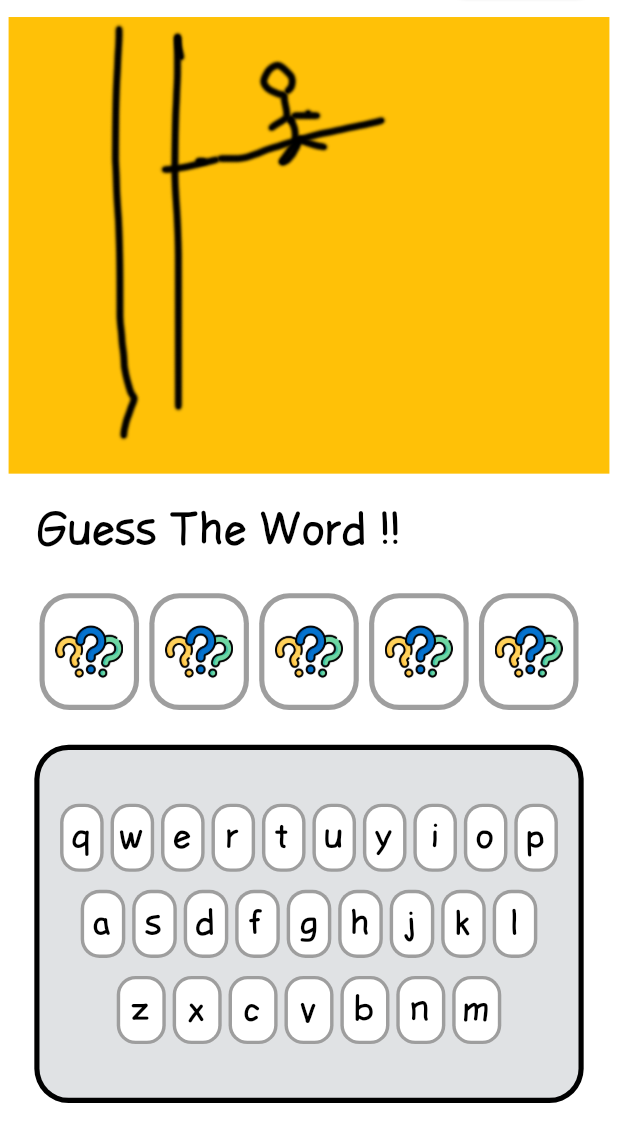
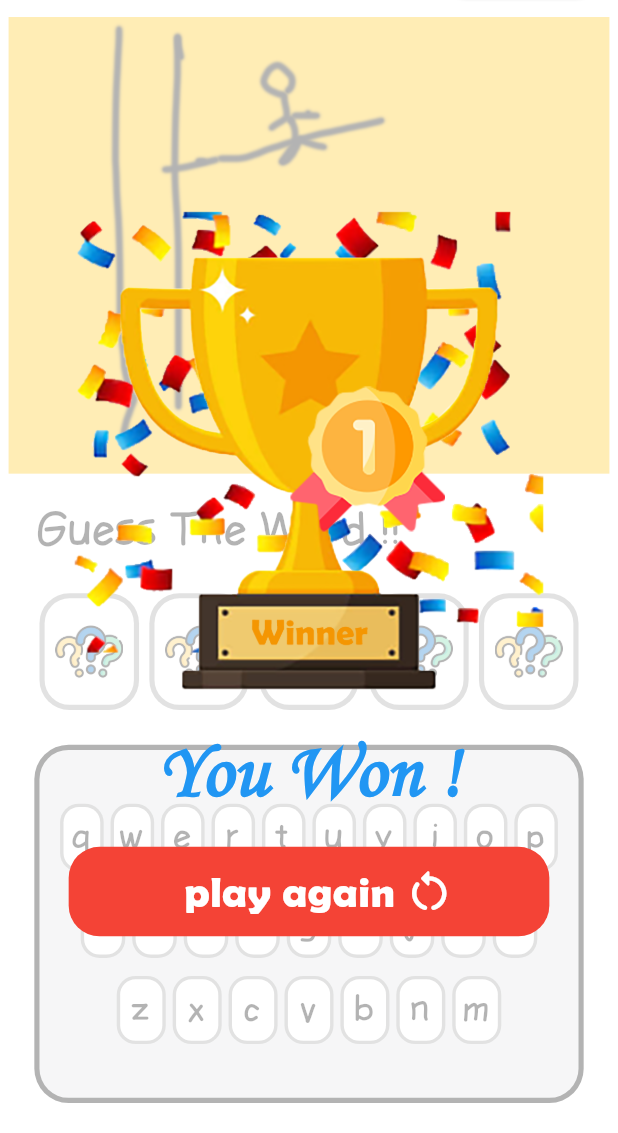
Before and after one commit to Mohand-2004/HANGMAN-Game, a Flutter app: the screen it shows after launch, after a tap on "Reset", on a phone screen of 412 x 824 dp, the part 103-1236 px from its top. Run offline on Flutter 3.47's test engine with Material 3 defaults, Android fonts, the phone set to English and light mode, and no system bars; our stand-ins replace audioplayers, flutter_screenutil.

Commit message:
create win lables

```diff
--- a/lib/screens/home_page.dart
+++ b/lib/screens/home_page.dart
@@ -5,6 +5,7 @@ import 'package:hang_man/models/letter_container_style.dart';
 import 'package:hang_man/my%20packages/keyboard%20widget/widgets/keyboard_widget.dart';
 import 'package:hang_man/my%20packages/keyboard%20widget/models/button_style.dart';
 import 'package:hang_man/core_controller.dart';
+import 'package:hang_man/widgets/win_lable.dart';
 import 'package:hang_man/widgets/word_container.dart';
 class HomePage extends StatefulWidget{
   const HomePage({super.key});
@@ -42,7 +43,7 @@ class _HomePageState extends State<HomePage>{
                   onPressed: (){
                     setState((){
                       coreController.resetGame();
-                      win = null;
+                      win = true;
                     });
                   },
                   style: ElevatedButton.styleFrom(
@@ -69,7 +70,7 @@ class _HomePageState extends State<HomePage>{
                         Icons.restart_alt_rounded,
                         color: Colors.white,
                         size: 15.r,
-                      )
+                      ),
                     ],
                   ),
                 ),
@@ -216,7 +217,14 @@ class _HomePageState extends State<HomePage>{
 
           // win or lose widget
           win == null ? const SizedBox() :
-          (win! ? Container(color: Colors.green,) : Container(color: Colors.red,)),
+          (win! ? WinLable(
+            winCommand: (){
+              setState(() {
+                coreController.resetGame();
+                win = null;
+              });
+            },
+          ) : Container(color: Colors.red,)),
         ],
       ),
     );
--- /dev/null
+++ b/lib/widgets/win_lable.dart
@@ -0,0 +1,69 @@
+import 'package:flutter/material.dart';
+import 'package:flutter_screenutil/flutter_screenutil.dart';
+
+class WinLable extends StatelessWidget{
+  final void Function() winCommand;
+  const WinLable({super.key,required this.winCommand});
+  @override
+  Widget build(BuildContext context){
+    return Container(
+      width: double.infinity,
+      height: double.infinity,
+      color: const Color.fromARGB(179, 255, 255, 255),
+      child: Column(
+        mainAxisAlignment: MainAxisAlignment.center,
+        crossAxisAlignment: CrossAxisAlignment.center,
+        children: [
+          Image(
+            width: 300.r,
+            height: 300.r,
+            image: const AssetImage('assets/images/win image.png')
+          ),
+          SizedBox(height: 8.h,),
+          Text(
+            'You Won !',
+            style: TextStyle(
+              fontFamily: 'Monotype Corsiva',
+              fontSize: 45.sp,
+              color: Colors.blue,
+              fontWeight: FontWeight.bold,
+            ),
+          ),
+          SizedBox(height: 8.h,),
+          GestureDetector(
+            onTap: winCommand,
+            child: Container(
+              width: 280.w,
+              height: 50.h,
+              alignment: Alignment.center,
+              decoration: BoxDecoration(
+                color: Colors.red,
+                borderRadius: BorderRadius.circular(18.r),
+              ),
+              child: Row(
+                children: [
+                  const Spacer(flex: 55,),
+                  Text(
+                    'play again',
+                    style: TextStyle(
+                      fontSize: 25.sp,
+                      fontFamily: 'Berlin Sans FB Demi',
+                      color: Colors.white,
+                    ),
+                  ),
+                  SizedBox(width: 5.w,),
+                  Icon(
+                    Icons.restart_alt_rounded,
+                    color: Colors.white,
+                    size: 30.r,
+                  ),
+                  const Spacer(flex: 45,),
+                ],
+              ),
+            ),
+          ),
+        ],
+      ),
+    );
+  }
+}
--- a/pubspec.yaml
+++ b/pubspec.yaml
@@ -82,6 +82,12 @@ flutter:
   # list giving the asset and other descriptors for the font. For
   # example:
   fonts:
+    - family: Berlin Sans FB Demi
+      fonts:
+        - asset: assets/fonts/BRLNSDB.TTF
+    - family: Monotype Corsiva
+      fonts:
+        - asset: assets/fonts/MTCORSVA.TTF
     - family: 'comic sans'
       fonts:
         - asset: assets/fonts/Ldfcomicsans-jj7l.ttf
```
Also changed, not shown: assets/fonts/BRLNSDB.TTF (added), assets/fonts/MTCORSVA.TTF (added), assets/images/win image.png (added).
